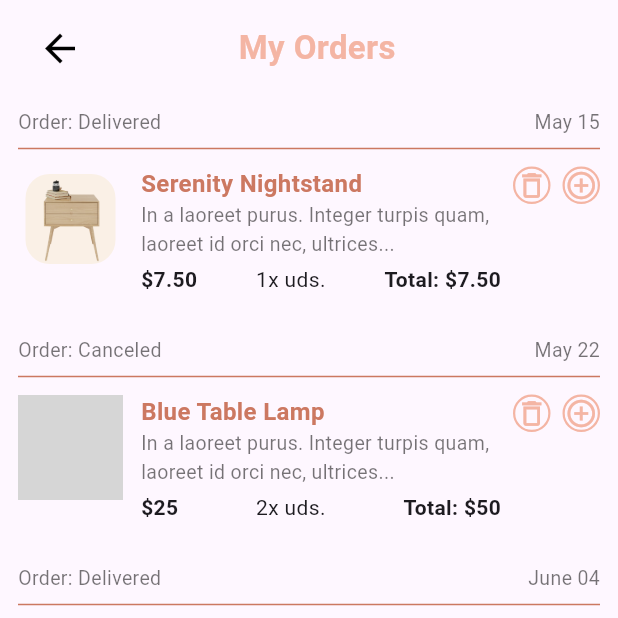
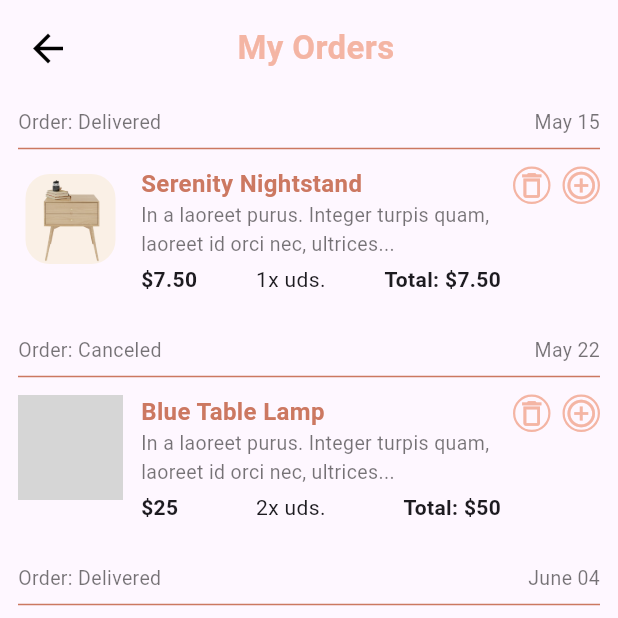
Before and after one commit to zyaddmostafa/Ideas-and-Concepts-Task, a Flutter app: the screen it shows after launch, after a tap on "My Orders", on a phone screen of 412 x 824 dp, the top half of it. Run offline on Flutter 3.47's test engine with Material 3 defaults, Android fonts, the phone set to English and light mode, and no system bars; our stand-ins replace get; network calls fail; grey boxes are pictures that could not be loaded.

Commit message:
feat: update CustomAppBar and ProfileHeader components; add OrdersListView and ProfileController

```diff
--- a/lib/core/widgets/custom_app_bar.dart
+++ b/lib/core/widgets/custom_app_bar.dart
@@ -3,15 +3,10 @@ import 'package:fluttertask/core/constants/app_color.dart';
 
 class CustomAppBar extends StatelessWidget {
   final VoidCallback? onBack;
-  final VoidCallback? onEdit;
+
   final String title;
 
-  const CustomAppBar({
-    super.key,
-    this.onBack,
-    this.onEdit,
-    this.title = 'My Profile',
-  });
+  const CustomAppBar({super.key, this.onBack, this.title = 'My Profile'});
 
   @override
   Widget build(BuildContext context) {
--- a/lib/core/widgets/profile_header.dart
+++ b/lib/core/widgets/profile_header.dart
@@ -1,5 +1,4 @@
 import 'package:flutter/material.dart';
-import 'package:fluttertask/core/constants/app_color.dart';
 import 'package:fluttertask/core/widgets/profile_image.dart';
 import 'package:fluttertask/core/widgets/user_info.dart';
 
@@ -9,6 +8,7 @@ class ProfileHeader extends StatelessWidget {
   final String email;
   final double avatarRadius;
   final bool showCameraIcon;
+  final Color userInfoBackgroundColor;
   const ProfileHeader({
     super.key,
     required this.imageUrl,
@@ -16,6 +16,7 @@ class ProfileHeader extends StatelessWidget {
     required this.email,
     this.avatarRadius = 50,
     this.showCameraIcon = false,
+    this.userInfoBackgroundColor = Colors.transparent,
   });
 
   @override
@@ -28,7 +29,11 @@ class ProfileHeader extends StatelessWidget {
           showCameraIcon: showCameraIcon,
         ),
         const SizedBox(height: 12),
-        UserInfo(name: name, email: email, backgroundColor: AppColor.white),
+        UserInfo(
+          name: name,
+          email: email,
+          backgroundColor: userInfoBackgroundColor,
+        ),
       ],
     );
   }
--- a/lib/modules/edit_profile/views/edit_profile_screen.dart
+++ b/lib/modules/edit_profile/views/edit_profile_screen.dart
@@ -1,7 +1,10 @@
 import 'package:flutter/material.dart';
+import 'package:fluttertask/core/constants/app_color.dart';
 import 'package:fluttertask/core/widgets/custom_app_bar.dart';
 import 'package:fluttertask/core/widgets/profile_header.dart';
 import 'package:fluttertask/modules/edit_profile/widgets/profile_edit_form.dart';
+import 'package:get/get_core/src/get_main.dart';
+import 'package:get/get_navigation/src/extension_navigation.dart';
 
 class EditProfileScreen extends StatelessWidget {
   const EditProfileScreen({super.key});
@@ -15,7 +18,7 @@ class EditProfileScreen extends StatelessWidget {
             children: [
               const SizedBox(height: 16),
               // Custom App Bar
-              CustomAppBar(),
+              CustomAppBar(onBack: () => Get.back()),
               const SizedBox(height: 16),
 
               // Profile Image with Camera Icon
@@ -23,6 +26,8 @@ class EditProfileScreen extends StatelessWidget {
                 imageUrl: 'https://randomuser.me/api/portraits/women/44.jpg',
                 name: 'Madison Smith',
                 email: 'zyad@gmail.com',
+                userInfoBackgroundColor: AppColor.beige,
+                showCameraIcon: true,
               ),
 
               const SizedBox(height: 20),
--- a/lib/modules/orders/screen/my_order_screen.dart
+++ b/lib/modules/orders/screen/my_order_screen.dart
@@ -1,7 +1,8 @@
 import 'package:flutter/material.dart';
 import 'package:fluttertask/core/widgets/custom_app_bar.dart';
 import 'package:fluttertask/modules/orders/data/model/order_model.dart';
-import 'package:fluttertask/modules/orders/widgets/order_section.dart';
+import 'package:fluttertask/modules/orders/widgets/orders_list_view.dart';
+import 'package:get/route_manager.dart';
 
 class MyOrderScreen extends StatelessWidget {
   const MyOrderScreen({super.key});
@@ -12,24 +13,11 @@ class MyOrderScreen extends StatelessWidget {
       body: SafeArea(
         child: Column(
           children: [
-            const Padding(
-              padding: EdgeInsets.symmetric(horizontal: 8, vertical: 8),
-              child: CustomAppBar(title: 'My Orders'),
+            Padding(
+              padding: EdgeInsets.symmetric(vertical: 8),
+              child: CustomAppBar(title: 'My Orders', onBack: () => Get.back()),
             ),
-            Expanded(
-              child: ListView.builder(
-                padding: const EdgeInsets.symmetric(horizontal: 12),
-                itemCount: OrderModel.staticOrders.length,
-                itemBuilder: (context, index) {
-                  final order = OrderModel.staticOrders[index];
-                  return OrderSection(
-                    status: order.status,
-                    date: order.date,
-                    items: order.items,
-                  );
-                },
-              ),
-            ),
+            OrdersListView(orders: OrderModel.staticOrders),
           ],
         ),
       ),
--- /dev/null
+++ b/lib/modules/orders/widgets/orders_list_view.dart
@@ -0,0 +1,32 @@
+import 'package:flutter/material.dart';
+import 'package:fluttertask/modules/orders/data/model/order_model.dart';
+import 'package:fluttertask/modules/orders/widgets/order_section.dart';
+
+class OrdersListView extends StatelessWidget {
+  final List<OrderModel> orders;
+  final EdgeInsetsGeometry? padding;
+
+  const OrdersListView({
+    super.key,
+    required this.orders,
+    this.padding = const EdgeInsets.symmetric(horizontal: 12),
+  });
+
+  @override
+  Widget build(BuildContext context) {
+    return Expanded(
+      child: ListView.builder(
+        padding: padding,
+        itemCount: orders.length,
+        itemBuilder: (context, index) {
+          final order = orders[index];
+          return OrderSection(
+            status: order.status,
+            date: order.date,
+            items: order.items,
+          );
+        },
+      ),
+    );
+  }
+}
--- /dev/null
+++ b/lib/modules/profile/controller/profle_controller.dart
@@ -0,0 +1,5 @@
+import 'package:get/get_state_manager/src/simple/get_controllers.dart';
+
+class ProfileController extends GetxController {
+  // Define your controller logic here
+}
```
